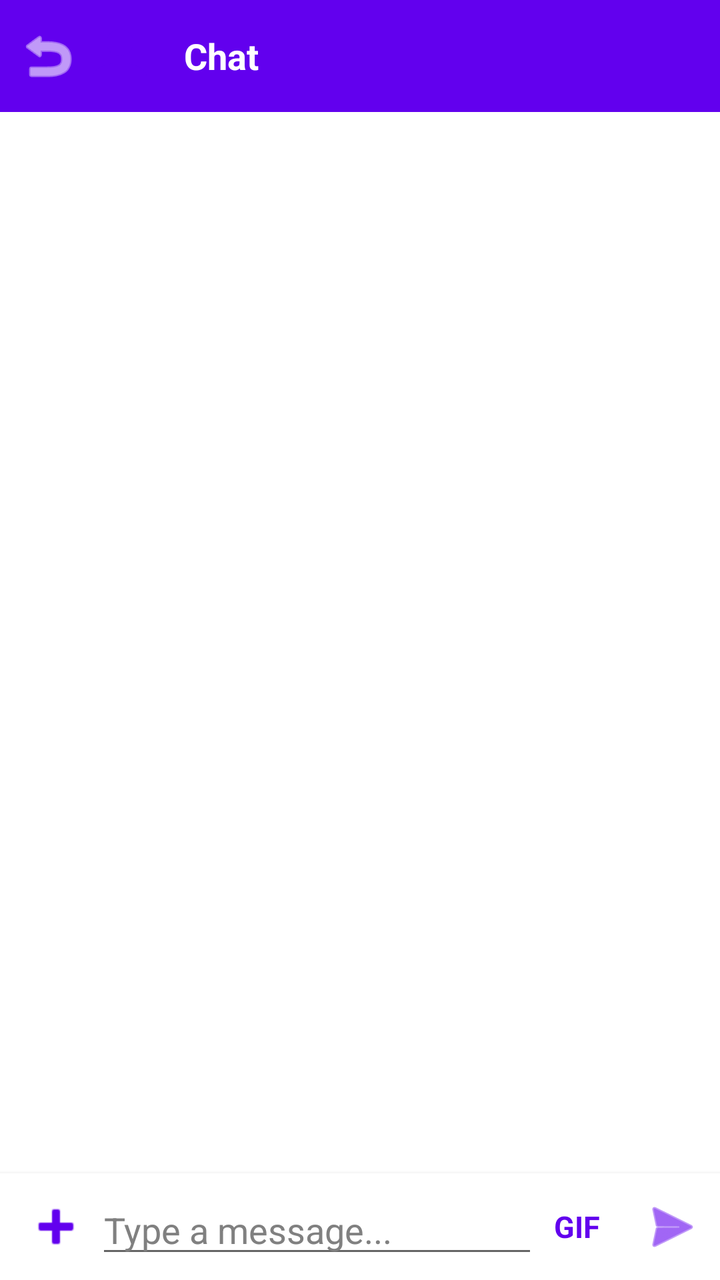
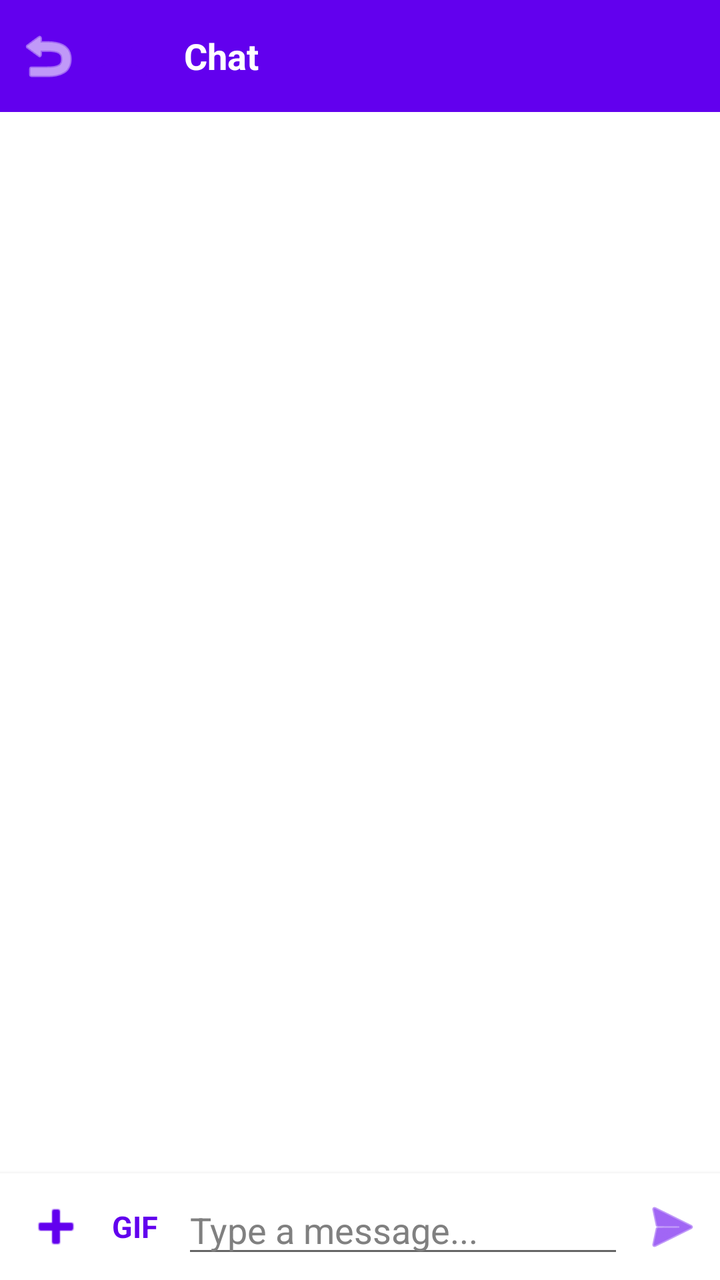

Compare the two renders of this Android layout. The source of the first and the diff that turns it into the second are given below.
<!-- AndroidManifest.xml: application theme Theme.Muzea -->
<!-- res/layout/fragment_chat_conversation.xml -->
<?xml version="1.0" encoding="utf-8"?>
<LinearLayout xmlns:android="http://schemas.android.com/apk/res/android"
    xmlns:app="http://schemas.android.com/apk/res-auto"
    android:layout_width="match_parent"
    android:layout_height="match_parent"
    android:orientation="vertical">

    <LinearLayout
        android:layout_width="match_parent"
        android:layout_height="wrap_content"
        android:background="?attr/colorPrimary"
        android:gravity="center_vertical"
        android:orientation="horizontal"
        android:paddingStart="8dp"
        android:paddingEnd="8dp">

        <ImageButton
            android:id="@+id/btnBack"
            android:layout_width="wrap_content"
            android:layout_height="wrap_content"
            android:background="?attr/selectableItemBackgroundBorderless"
            android:contentDescription="@string/action_back"
            android:src="@android:drawable/ic_menu_revert"
            android:tint="@android:color/white" />

        <ImageView
            android:id="@+id/ivAvatar"
            android:layout_width="40dp"
            android:layout_height="40dp"
            android:layout_marginVertical="8dp"
            android:contentDescription="@string/avatar_description"
            android:src="@drawable/ic_default_avatar" />

        <TextView
            android:id="@+id/tvTitle"
            android:layout_width="0dp"
            android:layout_height="wrap_content"
            android:layout_marginStart="12dp"
            android:layout_weight="1"
            android:clickable="true"
            android:ellipsize="end"
            android:focusable="true"
            android:foreground="?attr/selectableItemBackgroundBorderless"
            android:maxLines="1"
            android:paddingBottom="12dp"
            android:paddingTop="12dp"
            android:text="@string/chat_title_default"
            android:textColor="@android:color/white"
            android:textSize="18sp"
            android:textStyle="bold" />

    </LinearLayout>

    <FrameLayout
        android:layout_width="match_parent"
        android:layout_height="0dp"
        android:layout_weight="1">

        <androidx.recyclerview.widget.RecyclerView
            android:id="@+id/recyclerViewMessages"
            android:layout_width="match_parent"
            android:layout_height="match_parent"
            android:clipToPadding="false"
            android:padding="8dp" />

        <TextView
            android:id="@+id/tvEmpty"
            android:layout_width="wrap_content"
            android:layout_height="wrap_content"
            android:layout_gravity="center"
            android:text="@string/chat_empty"
            android:textSize="16sp"
            android:visibility="gone" />

        <TextView
            android:id="@+id/tvError"
            android:layout_width="wrap_content"
            android:layout_height="wrap_content"
            android:layout_gravity="center"
            android:padding="24dp"
            android:textColor="@color/red"
            android:textSize="14sp"
            android:visibility="gone" />

        <ProgressBar
            android:id="@+id/progressBar"
            android:layout_width="wrap_content"
            android:layout_height="wrap_content"
            android:layout_gravity="center"
            android:visibility="gone" />

        
        <ProgressBar
            android:id="@+id/progressHistory"
            android:layout_width="28dp"
            android:layout_height="28dp"
            android:layout_gravity="top|center_horizontal"
            android:layout_marginTop="8dp"
            android:visibility="gone" />

    </FrameLayout>

    <HorizontalScrollView
        android:id="@+id/scrollPending"
        android:layout_width="match_parent"
        android:layout_height="wrap_content"
        android:background="@android:color/white"
        android:scrollbars="none"
        android:visibility="gone">

        <LinearLayout
            android:id="@+id/pendingAttachments"
            android:layout_width="wrap_content"
            android:layout_height="wrap_content"
            android:orientation="horizontal"
            android:paddingStart="8dp"
            android:paddingTop="6dp"
            android:paddingEnd="8dp" />
    </HorizontalScrollView>


    <LinearLayout
        android:id="@+id/recordingOverlay"
        android:layout_width="match_parent"
        android:layout_height="wrap_content"
        android:background="#FFF2F2F2"
        android:gravity="center_horizontal"
        android:orientation="vertical"
        android:paddingTop="12dp"
        android:paddingBottom="12dp"
        android:visibility="gone">

        <com.google.android.material.card.MaterialCardView
            android:id="@+id/videoNotePreviewCard"
            android:layout_width="180dp"
            android:layout_height="180dp"
            app:cardCornerRadius="90dp"
            app:cardElevation="4dp"
            android:visibility="gone">

            <TextureView
                android:id="@+id/videoNotePreview"
                android:layout_width="match_parent"
                android:layout_height="match_parent" />
        </com.google.android.material.card.MaterialCardView>

        <TextView
            android:id="@+id/tvRecordingTimer"
            android:layout_width="wrap_content"
            android:layout_height="wrap_content"
            android:layout_marginTop="8dp"
            android:textColor="#FFB3261E"
            android:textSize="20sp"
            android:textStyle="bold" />

        <TextView
            android:id="@+id/tvRecordingHint"
            android:layout_width="wrap_content"
            android:layout_height="wrap_content"
            android:layout_marginTop="4dp"
            android:text="@string/recording_release_to_send"
            android:textColor="@color/gray"
            android:textSize="13sp" />
    </LinearLayout>
    <LinearLayout
        android:layout_width="match_parent"
        android:layout_height="wrap_content"
        android:background="@android:color/white"
        android:elevation="4dp"
        android:gravity="center_vertical"
        android:orientation="horizontal"
        android:paddingStart="8dp"
        android:paddingTop="6dp"
        android:paddingEnd="8dp"
        android:paddingBottom="6dp">

        <ImageButton
            android:id="@+id/btnAdd"
            android:layout_width="40dp"
            android:layout_height="40dp"
            android:background="?attr/selectableItemBackgroundBorderless"
            android:contentDescription="@string/action_attach"
            android:src="@android:drawable/ic_input_add"
            android:tint="?attr/colorPrimary" />

        <EditText
            android:id="@+id/etMessageInput"
            android:layout_width="0dp"
            android:layout_height="wrap_content"
            android:layout_weight="1"
            android:hint="@string/hint_message"
            android:imeOptions="actionSend"
            android:inputType="textMultiLine"
            android:maxLines="4"
            android:minLines="1"
            android:textColor="@android:color/black"
            android:textColorHint="@color/gray" />

        <TextView
            android:id="@+id/btnGif"
            android:layout_width="wrap_content"
            android:layout_height="wrap_content"
            android:layout_marginEnd="4dp"
            android:background="?attr/selectableItemBackgroundBorderless"
            android:contentDescription="@string/action_gif"
            android:padding="8dp"
            android:text="@string/action_gif"
            android:textColor="?attr/colorPrimary"
            android:textSize="15sp"
            android:textStyle="bold" />

        <ImageButton
            android:id="@+id/btnSend"
            android:layout_width="wrap_content"
            android:layout_height="wrap_content"
            android:layout_marginStart="8dp"
            android:background="?attr/selectableItemBackgroundBorderless"
            android:contentDescription="@string/action_send"
            android:src="@android:drawable/ic_menu_send"
            android:tint="?attr/colorPrimary" />

    </LinearLayout>

</LinearLayout>
<!-- resources referenced by this layout -->
<resources>
  <color name="gray">#FF808080</color>
  <color name="red">#FFFF0000</color>
  <!-- drawable ic_default_avatar (drawable) -->
  <vector xmlns:android="http://schemas.android.com/apk/res/android"
      android:width="24dp"
      android:height="24dp"
      android:viewportWidth="24"
      android:viewportHeight="24">
      <path
          android:fillColor="#FF6200EE"
          android:pathData="M12,12c2.21,0 4,-1.79 4,-4s-1.79,-4 -4,-4 -4,1.79 -4,4 1.79,4 4,4zM12,14c-2.67,0 -8,1.34 -8,4v2h16v-2c0,-2.66 -5.33,-4 -8,-4z"/>
  </vector>
  <string name="action_attach">Attach</string>
  <string name="action_back">Back</string>
  <string name="action_gif">GIF</string>
  <string name="action_send">Send</string>
  <string name="avatar_description">User avatar</string>
  <string name="chat_empty">No messages yet</string>
  <string name="chat_title_default">Chat</string>
  <string name="hint_message">Type a message...</string>
  <string name="recording_release_to_send">Release to send</string>
  <style name="Theme.Muzea" parent="Theme.MaterialComponents.DayNight.NoActionBar">
          <item name="colorPrimary">@color/purple_500</item>
          <item name="colorPrimaryVariant">@color/purple_700</item>
          <item name="colorOnPrimary">@color/white</item>
          <item name="colorSecondary">@color/teal_200</item>
          <item name="colorSecondaryVariant">@color/teal_700</item>
          <item name="colorOnSecondary">@color/black</item>
          <item name="android:statusBarColor">?attr/colorPrimaryVariant</item>
  
          
          <item name="materialButtonStyle">@style/Widget.MaterialComponents.Button</item>
          <item name="materialCardViewStyle">@style/Widget.MaterialComponents.CardView</item>
      </style>
  <color name="purple_500">#FF6200EE</color>
  <color name="purple_700">#FF3700B3</color>
  <color name="white">#FFFFFFFF</color>
  <color name="teal_200">#FF03DAC5</color>
  <color name="teal_700">#FF018786</color>
  <color name="black">#FF000000</color>
</resources>

<!-- the commit's change to res/layout/fragment_chat_conversation.xml (unified diff, before → after) -->
@@ -183,6 +183,19 @@
             android:src="@android:drawable/ic_input_add"
             android:tint="?attr/colorPrimary" />
 
+        <TextView
+            android:id="@+id/btnGif"
+            android:layout_width="wrap_content"
+            android:layout_height="wrap_content"
+            android:layout_marginEnd="4dp"
+            android:background="?attr/selectableItemBackgroundBorderless"
+            android:contentDescription="@string/action_gif"
+            android:padding="8dp"
+            android:text="@string/action_gif"
+            android:textColor="?attr/colorPrimary"
+            android:textSize="15sp"
+            android:textStyle="bold" />
+
         <EditText
             android:id="@+id/etMessageInput"
             android:layout_width="0dp"
@@ -196,19 +209,6 @@
             android:textColor="@android:color/black"
             android:textColorHint="@color/gray" />
 
-        <TextView
-            android:id="@+id/btnGif"
-            android:layout_width="wrap_content"
-            android:layout_height="wrap_content"
-            android:layout_marginEnd="4dp"
-            android:background="?attr/selectableItemBackgroundBorderless"
-            android:contentDescription="@string/action_gif"
-            android:padding="8dp"
-            android:text="@string/action_gif"
-            android:textColor="?attr/colorPrimary"
-            android:textSize="15sp"
-            android:textStyle="bold" />
-
         <ImageButton
             android:id="@+id/btnSend"
             android:layout_width="wrap_content"
